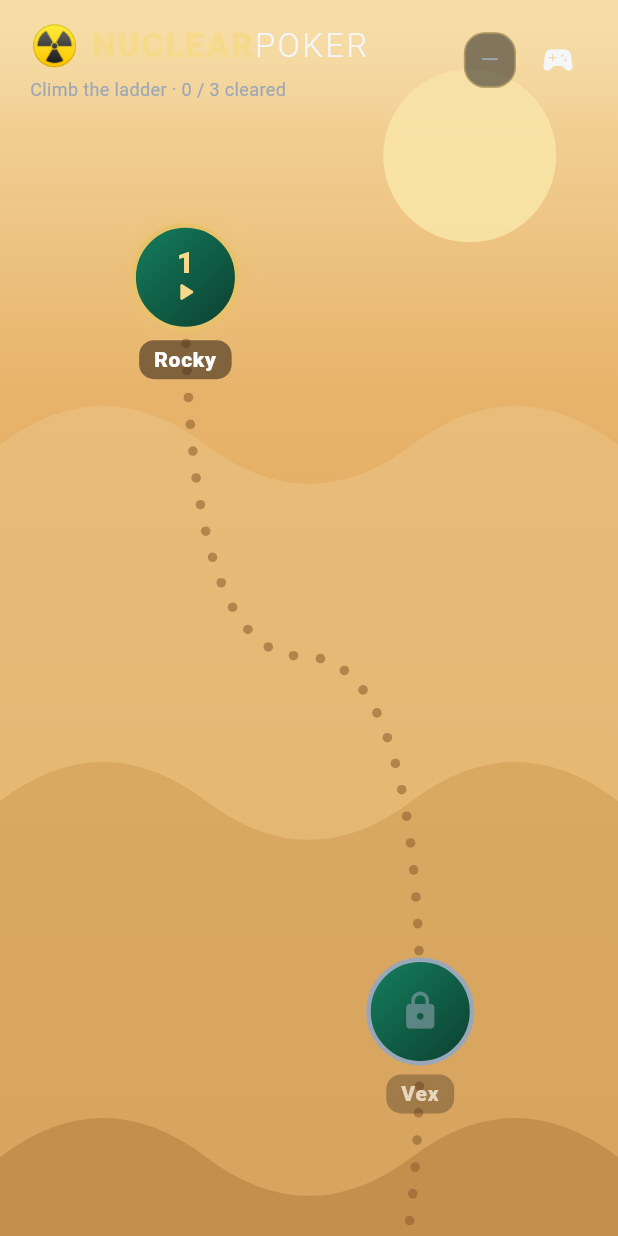
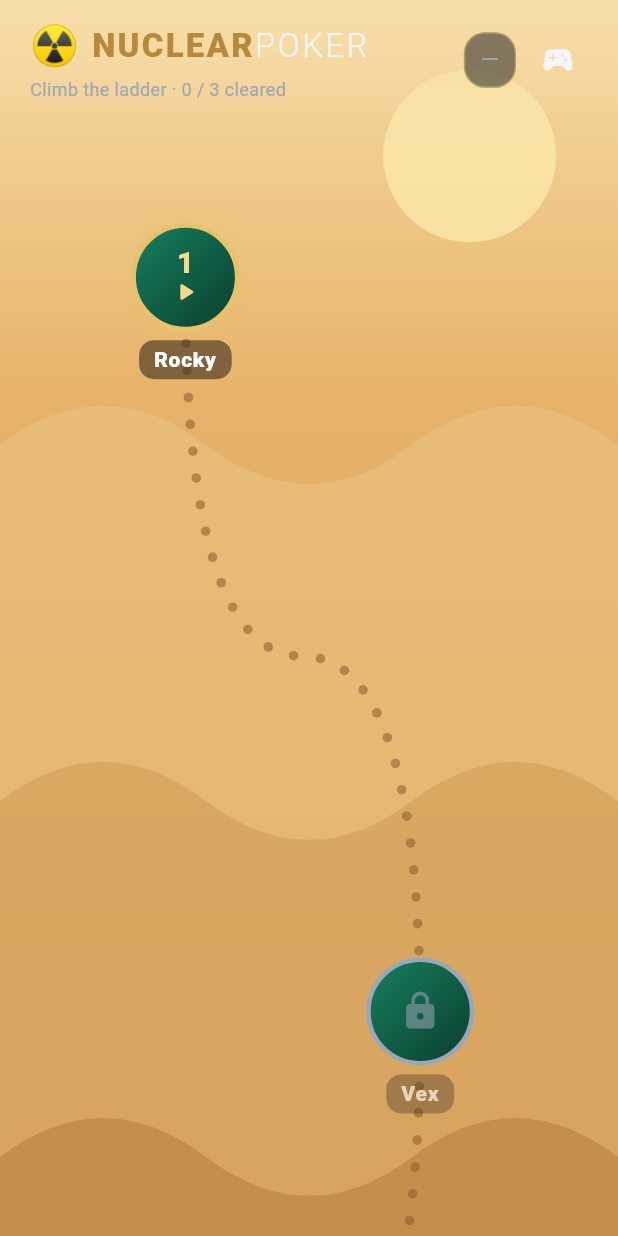
Before and after one commit to codin-shmodin/NuclearPoker, a Flutter app: the screen it shows after launch, on a phone screen of 412 x 824 dp. Run offline on Flutter 3.47's test engine with Material 3 defaults, Android fonts, the phone set to English and light mode, and no system bars; our stand-ins replace flutter_animate, shared_preferences.

Commit message:
Adventure map: darker gold for 'NUCLEAR' so it doesn't merge with sky

```diff
--- a/lib/features/adventure_map/adventure_map_screen.dart
+++ b/lib/features/adventure_map/adventure_map_screen.dart
@@ -269,7 +269,7 @@ class _Hud extends StatelessWidget {
                         fontSize: 22,
                         fontWeight: FontWeight.w900,
                         letterSpacing: 1.5,
-                        color: AppColors.goldBright,
+                        color: AppColors.goldDeep,
                       ),
                     ),
                     Text(
```
